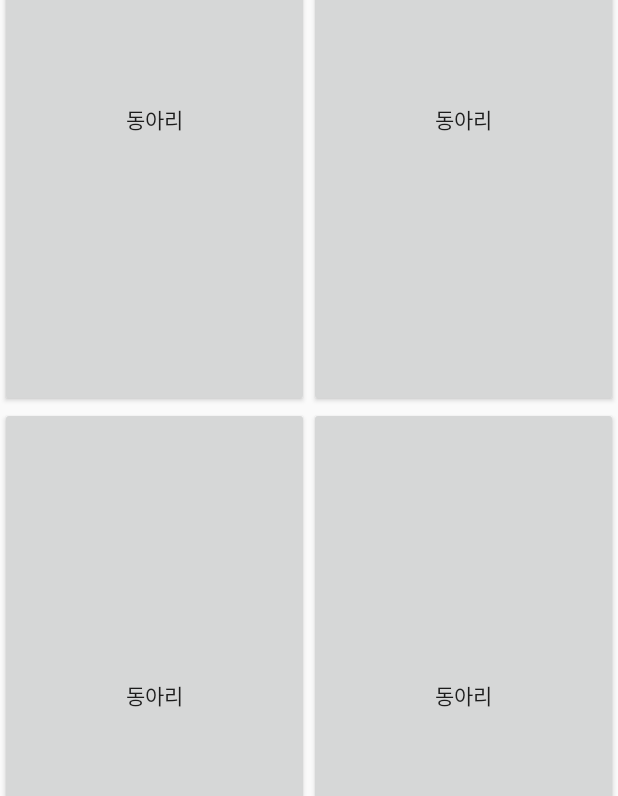
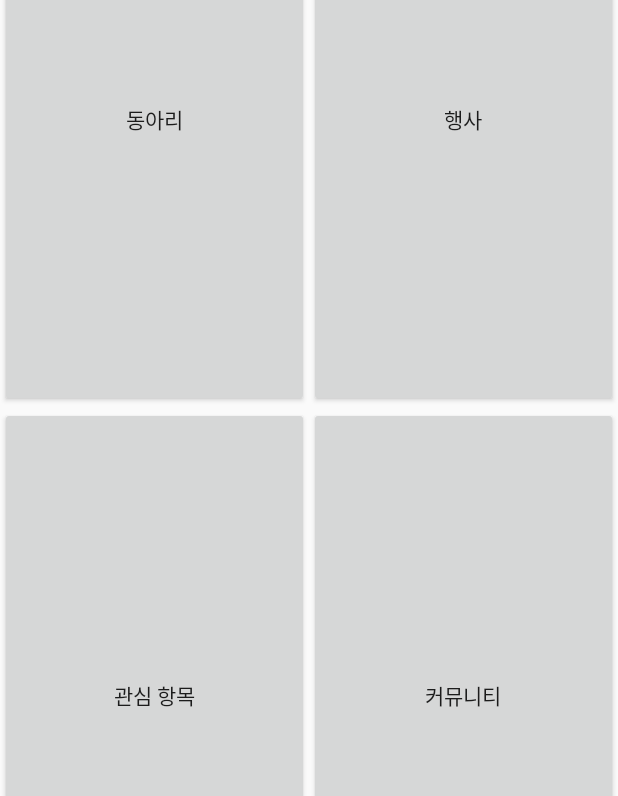
Before and after one commit to songmho/Coy, an Android app: the screen it shows after launch (MainActivity), on a phone screen of 412 x 824 dp. Shown: the part 253-1049 px from the top of the screen. Run offline under Robolectric (Android 15) with nearby library versions, the phone set to English and light mode, and no system bars.

Commit message:
버튼 리스너 추가

```diff
--- a/app/src/main/java/com/asc/coy/MainActivity.java
+++ b/app/src/main/java/com/asc/coy/MainActivity.java
@@ -5,6 +5,9 @@ import android.support.v7.app.AppCompatActivity;
 import android.support.v7.widget.Toolbar;
 import android.view.Menu;
 import android.view.MenuItem;
+import android.view.View;
+import android.widget.Button;
+
 import com.parse.ParseUser;
 
 public class MainActivity extends AppCompatActivity {
@@ -15,6 +18,18 @@ public class MainActivity extends AppCompatActivity {
         setContentView(R.layout.activity_main);
         Toolbar toolbar = (Toolbar) findViewById(R.id.toolbar);
         setSupportActionBar(toolbar);
+
+        Button bt_dong=(Button)findViewById(R.id.bt_dong);
+        Button bt_hang=(Button)findViewById(R.id.bt_hang);
+        Button bt_fav=(Button)findViewById(R.id.bt_fav);
+        Button bt_com=(Button)findViewById(R.id.bt_com);
+
+        bt_dong.setOnClickListener(new View.OnClickListener() {
+            @Override
+            public void onClick(View v) {
+
+            }
+        });
 
     }
 
--- a/app/src/main/res/layout/activity_main.xml
+++ b/app/src/main/res/layout/activity_main.xml
@@ -29,15 +29,15 @@
                 android:layout_height="match_parent"
                 android:layout_weight="1"
                 android:text="동아리"
-                android:id="@+id/button1"
+                android:id="@+id/bt_dong"
                 android:layout_gravity="center_vertical" />
             <Button
                 android:layout_width="0dp"
                 android:layout_height="match_parent"
                 android:layout_weight="1"
-            android:text="동아리"
-            android:id="@+id/button2"
-            android:layout_gravity="center_vertical" />
+                android:text="행사"
+                android:id="@+id/bt_hang"
+                android:layout_gravity="center_vertical" />
 
 
         </LinearLayout>
@@ -50,15 +50,15 @@
                 android:layout_width="0dp"
                 android:layout_height="match_parent"
                 android:layout_weight="1"
-                android:text="동아리"
-                android:id="@+id/button3"
+                android:text="관심 항목"
+                android:id="@+id/bt_fav"
                 android:layout_gravity="center_vertical" />
             <Button
                 android:layout_width="0dp"
                 android:layout_height="match_parent"
                 android:layout_weight="1"
-                android:text="동아리"
-                android:id="@+id/button4"
+                android:text="커뮤니티"
+                android:id="@+id/bt_com"
                 android:layout_gravity="center_vertical" />
         </LinearLayout>
 </LinearLayout>
```
